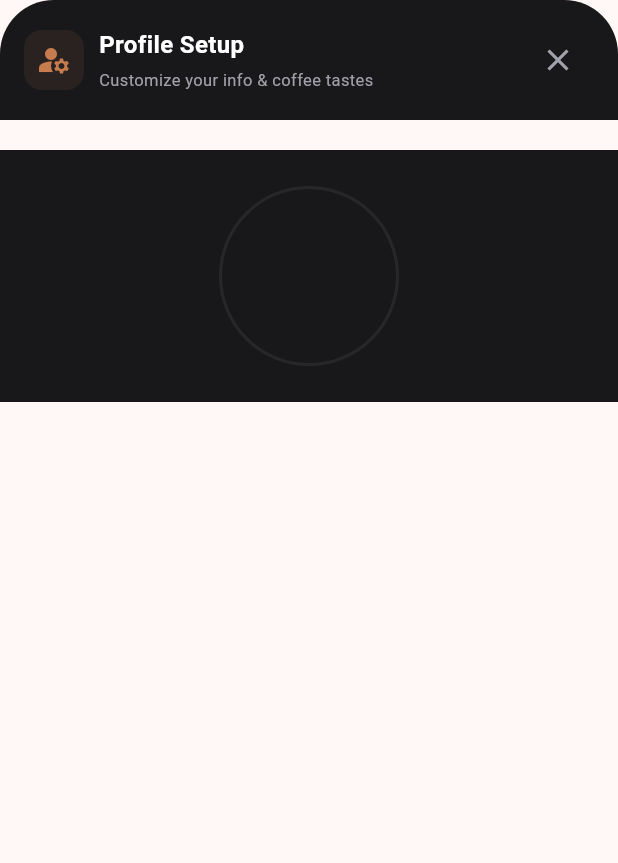
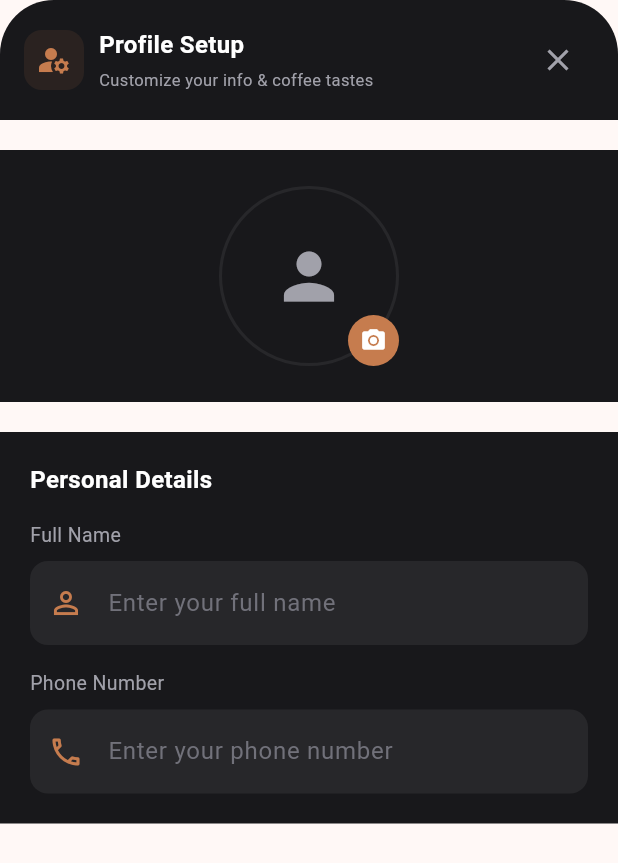
Before and after one commit to Mudasir-Rahman/cofe_app, a Flutter app: the ProfilePage screen opened by its route, on a phone screen of 412 x 824 dp. Shown: the top 863 px of the screen. Run offline on Flutter 3.47's test engine with Material 3 defaults, Android fonts, the phone set to English and light mode, and no system bars; our stand-ins replace dartz, equatable, flutter_bloc, flutter_dotenv, get_it, supabase_flutter; accounts and stored records are empty.

Commit message:
now profile page is creating

```diff
--- a/lib/features/profile/presentation/profile_screen/profile_page.dart
+++ b/lib/features/profile/presentation/profile_screen/profile_page.dart
@@ -89,9 +89,105 @@ class _ProfilePageState extends State<ProfilePage> {
                         width: 2,
                       ),
                     ),
+                    child: const Icon(
+                      Icons.person,
+                      size: 50,
+                      color: Color(0xFFA1A1AA),
+                    ),
+                  ),
+                  Positioned(
+                    right: 0,
+                    bottom: 0,
+                    child: Container(
+                      padding: const EdgeInsets.all(8),
+                      decoration: const BoxDecoration(
+                        color: Color(0xFFC67C4E),
+                        shape: BoxShape.circle,
+                      ),
+                      child: const Icon(
+                        Icons.camera_alt,
+                        size: 18,
+                        color: Colors.white,
+                      ),
+                    ),
                   ),
                 ],
               ),
+            ),
+          ),
+          SizedBox(height: 20),
+          Container(
+            padding: const EdgeInsets.all(20),
+            color: const Color(0xFF18181B),
+            child: Column(
+              crossAxisAlignment: CrossAxisAlignment.start,
+              children: [
+                const Text(
+                  'Personal Details',
+                  style: TextStyle(
+                    fontSize: 16,
+                    fontWeight: FontWeight.bold,
+                    color: Colors.white,
+                  ),
+                ),
+
+                const SizedBox(height: 16),
+
+                const Text(
+                  'Full Name',
+                  style: TextStyle(fontSize: 13, color: Color(0xFFA1A1AA)),
+                ),
+
+                const SizedBox(height: 8),
+
+                TextFormField(
+                  controller: _nameController,
+                  style: const TextStyle(color: Colors.white),
+                  decoration: InputDecoration(
+                    hintText: 'Enter your full name',
+                    hintStyle: const TextStyle(color: Color(0xFF71717A)),
+                    prefixIcon: const Icon(
+                      Icons.person_outline,
+                      color: Color(0xFFC67C4E),
+                    ),
+                    filled: true,
+                    fillColor: const Color(0xFF27272A),
+                    border: OutlineInputBorder(
+                      borderRadius: BorderRadius.circular(12),
+                      borderSide: BorderSide.none,
+                    ),
+                  ),
+                ),
+
+                const SizedBox(height: 16),
+
+                const Text(
+                  'Phone Number',
+                  style: TextStyle(fontSize: 13, color: Color(0xFFA1A1AA)),
+                ),
+
+                const SizedBox(height: 8),
+
+                TextFormField(
+                  controller: _mobileNumberController,
+                  keyboardType: TextInputType.phone,
+                  style: const TextStyle(color: Colors.white),
+                  decoration: InputDecoration(
+                    hintText: 'Enter your phone number',
+                    hintStyle: const TextStyle(color: Color(0xFF71717A)),
+                    prefixIcon: const Icon(
+                      Icons.phone_outlined,
+                      color: Color(0xFFC67C4E),
+                    ),
+                    filled: true,
+                    fillColor: const Color(0xFF27272A),
+                    border: OutlineInputBorder(
+                      borderRadius: BorderRadius.circular(12),
+                      borderSide: BorderSide.none,
+                    ),
+                  ),
+                ),
+              ],
             ),
           ),
         ],
```
